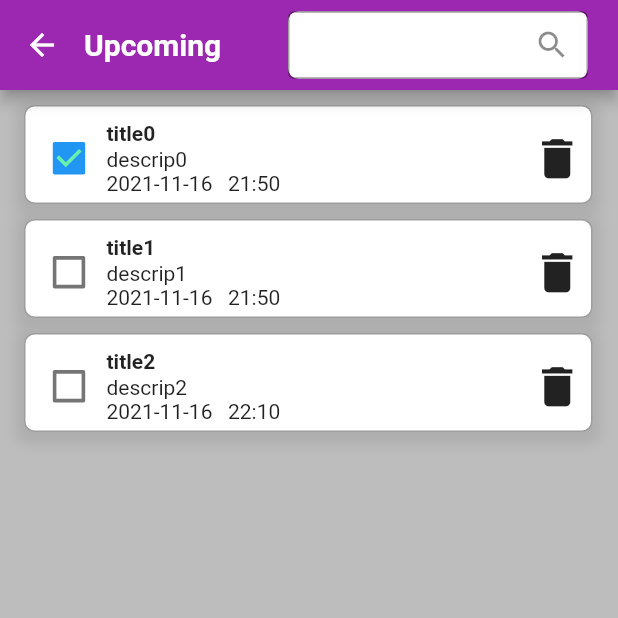
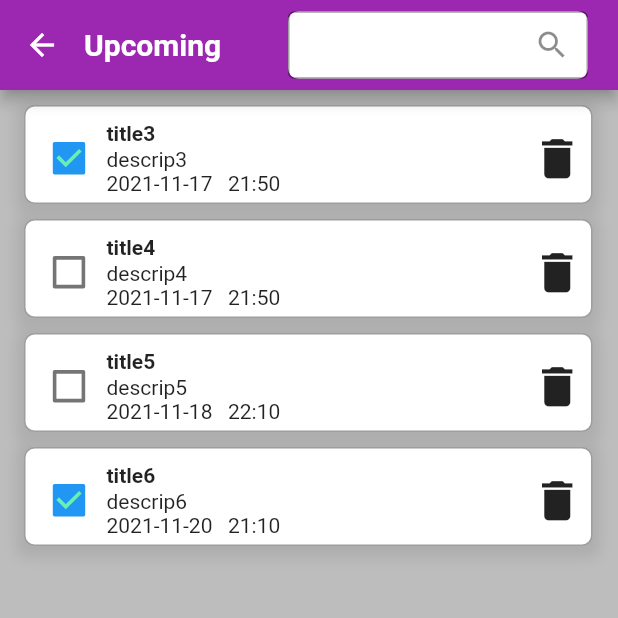
Before and after one commit to nguyenminhthong2020/todo_1612674, a Flutter app: the Upcoming screen opened by its route, on a phone screen of 412 x 824 dp, the top half of it. Run offline on Flutter 3.47's test engine with Material 2 defaults, Android fonts, the light colour scheme and no system bars; our stand-ins replace date_time_picker.

Commit message:
compare date to show

```diff
--- a/lib/widgets/Main/Add/add.dart
+++ b/lib/widgets/Main/Add/add.dart
@@ -18,8 +18,8 @@ class _AddState extends State<Add> {
 
   String _title = "";
   String _description = "";
-  String _date = "";
-  String _time = "";
+  String _date = (new DateTime.now()).toString().substring(0, 10);
+  String _time = DateFormat('Hm').format(new DateTime.now()).toString();
 
   @override
   Widget build(BuildContext context) {
@@ -176,7 +176,7 @@ class _AddState extends State<Add> {
                       child: Expanded(
                         child: DateTimePicker(
                           type: DateTimePickerType.time,
-                          initialValue: DateFormat('Hm').format(new DateTime.now()), //'1998-10-27',
+                          initialValue: DateFormat('Hm').format(new DateTime.now()),
                           dateMask: 'hh:mm',
                           timeLabelText: "Time",
                           use24HourFormat: true,
--- a/lib/widgets/Main/Today/today.dart
+++ b/lib/widgets/Main/Today/today.dart
@@ -18,6 +18,9 @@ class _TodayState extends State<Today> {
     TodoItemModel(0, "title0", "descrip0", "2021-11-16", "21:50", true),
     TodoItemModel(1, "title1", "descrip1", "2021-11-16", "21:50", false),
     TodoItemModel(2, "title2", "descrip2", "2021-11-16", "22:10", false),
+    TodoItemModel(3, "title3", "descrip3", "2021-11-17", "21:50", true),
+    TodoItemModel(4, "title4", "descrip4", "2021-11-17", "21:50", false),
+    TodoItemModel(5, "title5", "descrip5", "2021-11-18", "22:10", false),
   ];
   String _searchQuery = "";
 
@@ -25,10 +28,13 @@ class _TodayState extends State<Today> {
   Widget build(BuildContext context) {
     Widget _buildTodoAllList() {
       String _searchQueryLower = _searchQuery.toLowerCase();
+      String _date = (new DateTime.now()).toString().substring(0, 10);
+      //print(_date);
       List<Widget> listTodo = [];
       for (var todo in _todos) {
         if (todo.title.contains(_searchQueryLower) ||
             todo.description.contains(_searchQueryLower)) {
+          if (_date == todo.date) {
             listTodo.add(TodoItem(
               id: todo.id,
               title: todo.title,
@@ -37,6 +43,7 @@ class _TodayState extends State<Today> {
               time: todo.time,
               isDone: todo.isDone,
             ));
+          }
         }
       }
       return Column(
--- a/lib/widgets/Main/Upcoming/upcoming.dart
+++ b/lib/widgets/Main/Upcoming/upcoming.dart
@@ -1,4 +1,4 @@
-// ignore_for_file: prefer_const_constructors, prefer_const_literals_to_create_immutables, avoid_print
+// ignore_for_file: prefer_const_constructors, prefer_const_literals_to_create_immutables, avoid_print, unused_local_variable, unnecessary_new
 
 import 'package:flutter/material.dart';
 import '../../../models/todo-item-dto.dart';
@@ -18,6 +18,10 @@ class _UpcomingState extends State<Upcoming> {
     TodoItemModel(0, "title0", "descrip0", "2021-11-16", "21:50", true),
     TodoItemModel(1, "title1", "descrip1", "2021-11-16", "21:50", false),
     TodoItemModel(2, "title2", "descrip2", "2021-11-16", "22:10", false),
+    TodoItemModel(3, "title3", "descrip3", "2021-11-17", "21:50", true),
+    TodoItemModel(4, "title4", "descrip4", "2021-11-17", "21:50", false),
+    TodoItemModel(5, "title5", "descrip5", "2021-11-18", "22:10", false),
+    TodoItemModel(6, "title6", "descrip6", "2021-11-20", "21:10", true),
   ];
   String _searchQuery = "";
 
@@ -25,10 +29,17 @@ class _UpcomingState extends State<Upcoming> {
   Widget build(BuildContext context) {
     Widget _buildTodoAllList() {
       String _searchQueryLower = _searchQuery.toLowerCase();
+      DateTime _date = (new DateTime.now());
       List<Widget> listTodo = [];
       for (var todo in _todos) {
         if (todo.title.contains(_searchQueryLower) ||
             todo.description.contains(_searchQueryLower)) {
+          //1998-10-27
+          int y = int.parse(todo.date.substring(0, 4));
+          int m = int.parse(todo.date.substring(5, 7));
+          int d = int.parse(todo.date.substring(8, 10));
+
+          if (_date.isBefore(DateTime(y, m, d))) {
             listTodo.add(TodoItem(
               id: todo.id,
               title: todo.title,
@@ -37,6 +48,7 @@ class _UpcomingState extends State<Upcoming> {
               time: todo.time,
               isDone: todo.isDone,
             ));
+          }
         }
       }
       return Column(
```
Lines whose indentation alone changed are shown as unchanged.
